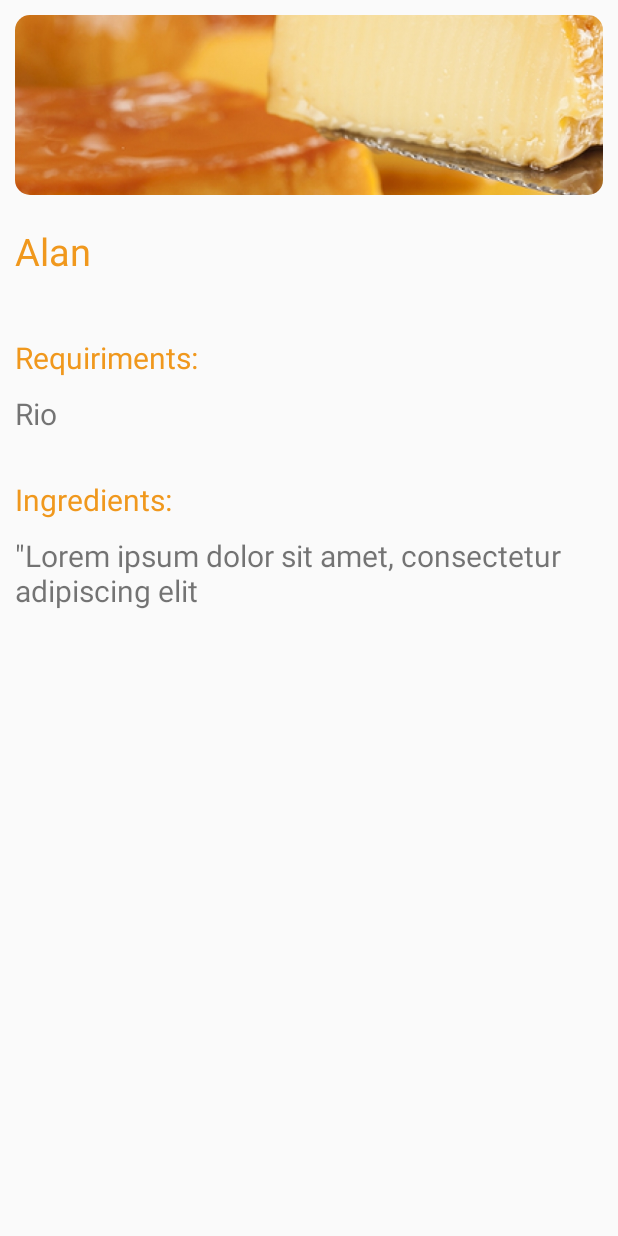
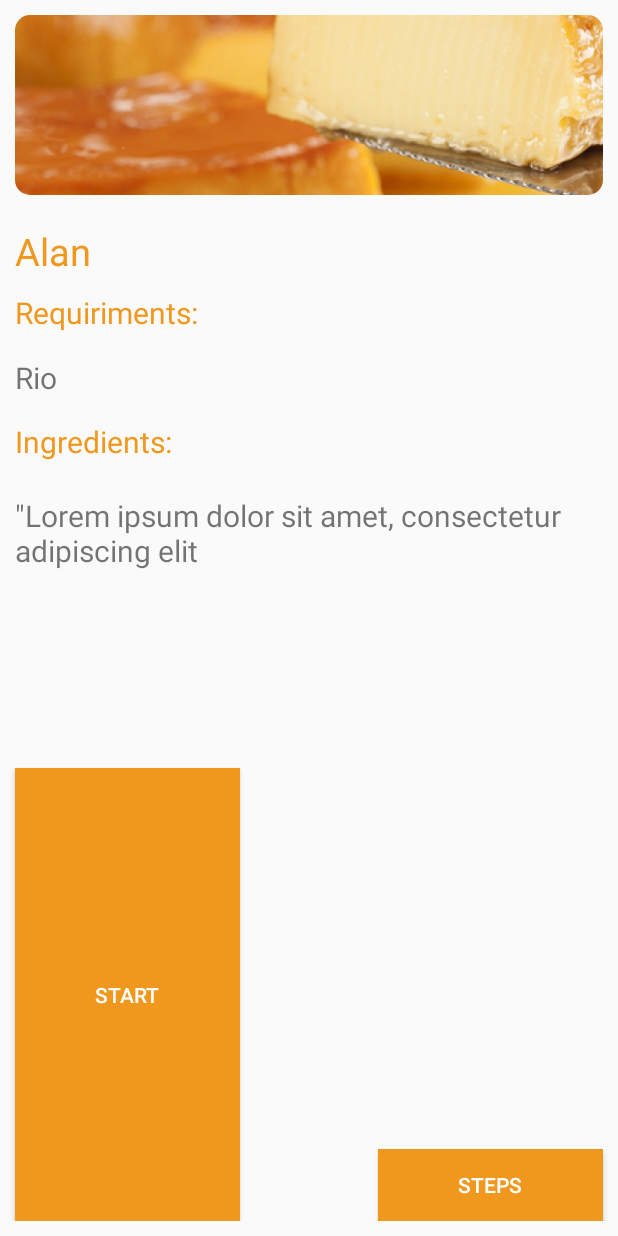
Before and after one commit to vitorm2/DummyCookAndroid, an Android app: the screen it shows after launch (DetailsActivity), after a tap on an icon or button, on a phone screen of 412 x 824 dp. Run offline under Robolectric (Android 15) with nearby library versions, the phone set to English and light mode, and no system bars.

Commit message:
added Buttons - Details View

```diff
--- a/app/src/main/res/layout/activity_details.xml
+++ b/app/src/main/res/layout/activity_details.xml
@@ -1,9 +1,19 @@
 <?xml version="1.0" encoding="utf-8"?>
+
+<ScrollView xmlns:android="http://schemas.android.com/apk/res/android"
+    xmlns:app="http://schemas.android.com/apk/res-auto"
+    xmlns:tools="http://schemas.android.com/tools"
+    android:layout_width="fill_parent"
+    android:layout_height="fill_parent"
+    android:clipToPadding="true"
+    android:fillViewport="true">
+
     <RelativeLayout xmlns:android="http://schemas.android.com/apk/res/android"
         xmlns:app="http://schemas.android.com/apk/res-auto"
         xmlns:tools="http://schemas.android.com/tools"
         android:layout_width="match_parent"
         android:layout_height="match_parent"
+        android:paddingBottom="10dp"
         tools:context=".DetailsActivity">
 
 
@@ -13,6 +23,8 @@
             android:layout_height="wrap_content"
             android:layout_below="@id/image_recipe"
             android:layout_margin="10dp"
+            android:layout_marginStart="10dp"
+            android:layout_marginTop="10dp"
             android:textColor="@color/corLaranja"
             android:textSize="25sp"
             tools:text="Aqui" />
@@ -22,8 +34,8 @@
             android:layout_width="wrap_content"
             android:layout_height="wrap_content"
             android:layout_below="@id/text_recipeName"
+            android:layout_marginBottom="16dp"
             android:layout_marginStart="10dp"
-        android:layout_marginTop="30dp"
             android:text="Requiriments:"
             android:textColor="@color/corLaranja"
             android:textSize="20sp"
@@ -34,19 +46,18 @@
             android:layout_width="wrap_content"
             android:layout_height="wrap_content"
             android:layout_below="@id/title_requiriments"
+            android:layout_marginBottom="15dp"
             android:layout_marginStart="10dp"
-        android:layout_marginTop="10dp"
-        tools:text="Requiriments:"
             android:textSize="20sp"
-        />
+            tools:text="Requiriments:" />
 
         <TextView
             android:id="@+id/title_ingledients"
             android:layout_width="wrap_content"
             android:layout_height="wrap_content"
             android:layout_below="@id/text_requiriments"
+            android:layout_marginBottom="22dp"
             android:layout_marginStart="10dp"
-        android:layout_marginTop="30dp"
             android:text="Ingredients:"
             android:textColor="@color/corLaranja"
             android:textSize="20sp"
@@ -57,19 +68,51 @@
             android:layout_width="wrap_content"
             android:layout_height="wrap_content"
             android:layout_below="@id/title_ingledients"
+            android:layout_marginBottom="36dp"
             android:layout_marginStart="10dp"
-        android:layout_marginTop="10dp"
-        tools:text="1 Egg\n 250ml Milk"
             android:textSize="20sp"
-        />
+            tools:text="1 Egg\n 250ml Milk" />
 
         <ImageView
             android:id="@+id/image_recipe"
-        android:layout_width="match_parent"
+            android:layout_width="wrap_content"
             android:layout_height="120dp"
             android:layout_margin="10dp"
+            android:layout_marginEnd="10dp"
+            android:layout_marginStart="10dp"
+            android:layout_marginTop="10dp"
+            android:adjustViewBounds="false"
+            android:background="@drawable/imagem_borda"
+            android:cropToPadding="false"
             android:scaleType="centerCrop"
-        android:src="@drawable/brflan"
-        android:background="@drawable/imagem_borda"/>
+            android:src="@drawable/brflan" />
+
+        <Button
+            android:id="@+id/button_start"
+            android:layout_width="150dp"
+            android:layout_height="50dp"
+            android:layout_alignParentBottom="true"
+            android:layout_alignParentStart="true"
+            android:layout_below="@id/text_ingredients"
+            android:layout_marginEnd="10dp"
+            android:layout_marginStart="10dp"
+            android:layout_marginTop="95dp"
+            android:background="@color/corLaranja"
+            android:text="Start"
+            android:textColor="@color/corBranca" />
+
+        <Button
+            android:id="@+id/button_steps"
+            android:layout_width="150dp"
+            android:layout_height="wrap_content"
+            android:layout_alignEnd="@id/button_start"
+            android:layout_alignParentBottom="true"
+            android:layout_alignParentRight="true"
+            android:layout_marginEnd="10dp"
+            android:layout_marginStart="10dp"
+            android:background="@color/corLaranja"
+            android:text="Steps"
+            android:textColor="@color/corBranca" />
 
     </RelativeLayout>
+</ScrollView>
--- a/app/src/main/res/values/colors.xml
+++ b/app/src/main/res/values/colors.xml
@@ -1,7 +1,7 @@
 <?xml version="1.0" encoding="utf-8"?>
 <resources>
-    <color name="colorPrimary">#3F51B5</color>
-    <color name="colorPrimaryDark">#303F9F</color>
+    <color name="colorPrimary">#ba6504</color>
+    <color name="colorPrimaryDark">#ba6504</color>
     <color name="colorAccent">#FF4081</color>
     <color name="corBranca">#FFFFFF</color>
     <color name="corLaranja">#f0981d</color>
```
Lines whose indentation alone changed are shown as unchanged.
